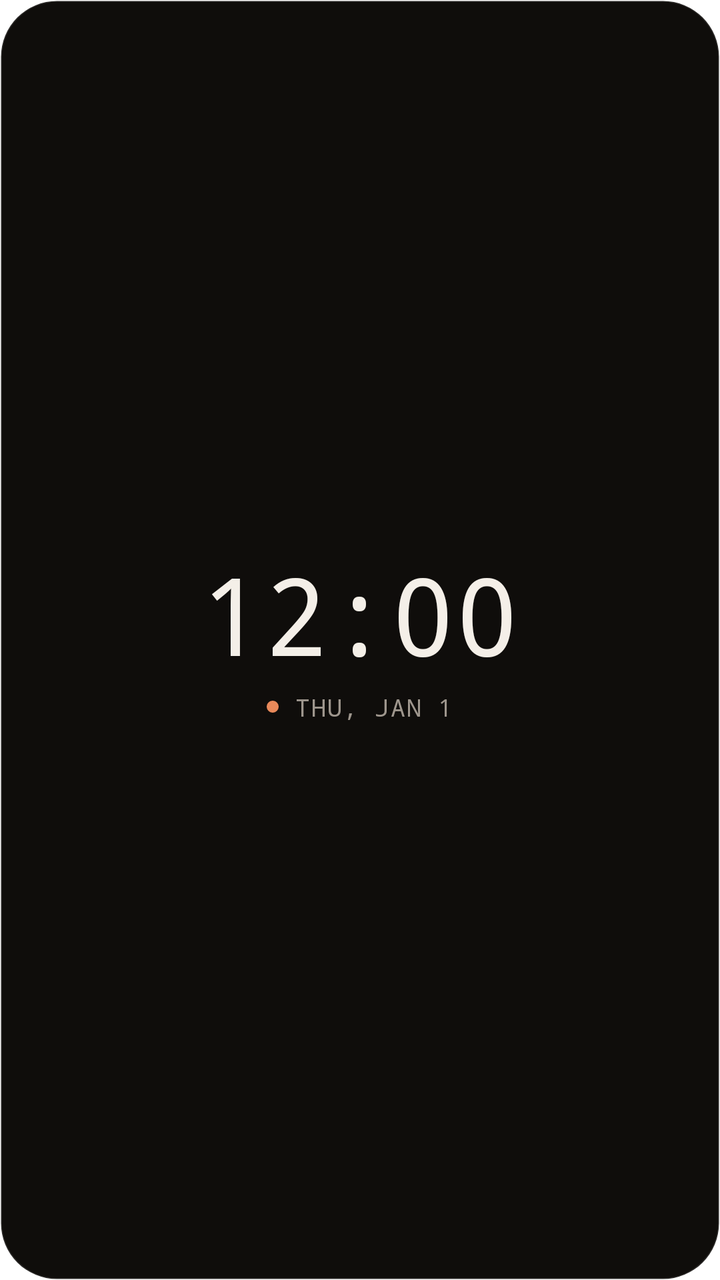
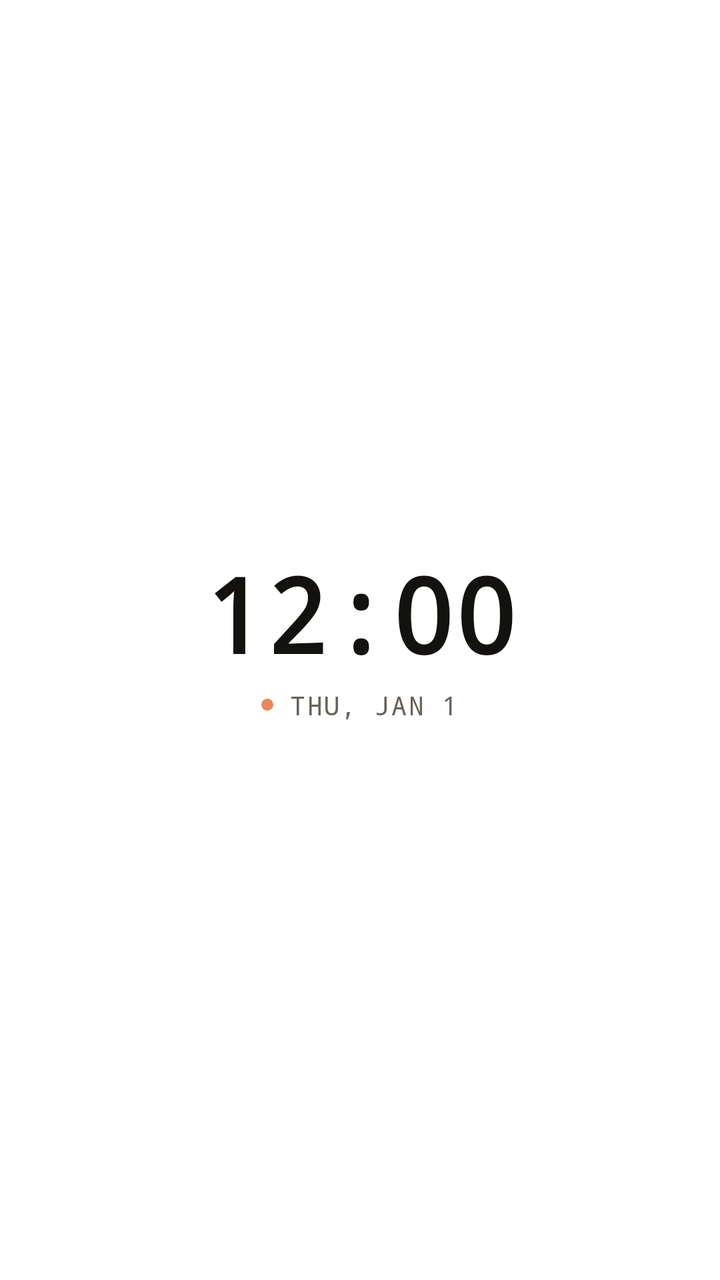

Screens rendered from an Android XML layout before and after an edit, with the pre-edit source and the edit as a unified diff.
<!-- AndroidManifest.xml: fallback theme Theme.MaterialComponents.DayNight.NoActionBar -->
<!-- res/layout/widget_clock_monolith_mono.xml -->
<?xml version="1.0" encoding="utf-8"?>
<LinearLayout xmlns:android="http://schemas.android.com/apk/res/android"
    android:id="@+id/widget_root"
    android:layout_width="match_parent"
    android:layout_height="match_parent"
    android:orientation="vertical"
    android:gravity="center"
    android:padding="20dp"
    android:background="@drawable/widget_background_dark">

    <TextClock
        android:id="@+id/clock_time"
        android:layout_width="wrap_content"
        android:layout_height="wrap_content"
        android:format12Hour="hh:mm"
        android:format24Hour="HH:mm"
        android:textSize="54sp"
        android:fontFamily="monospace"
        android:textColor="#F4EFE8"
        android:letterSpacing="-0.01"
        android:includeFontPadding="false" />

    <LinearLayout
        android:layout_width="wrap_content"
        android:layout_height="wrap_content"
        android:orientation="horizontal"
        android:gravity="center_vertical"
        android:layout_marginTop="4dp">

        <ImageView
            android:id="@+id/clock_dot"
            android:layout_width="6dp"
            android:layout_height="6dp"
            android:background="@drawable/widget_pill_accent"
            android:layout_marginEnd="8dp" />

        <TextClock
            android:id="@+id/clock_date"
            android:layout_width="wrap_content"
            android:layout_height="wrap_content"
            android:format12Hour="EEE, MMM d"
            android:format24Hour="EEE, d MMM"
            android:textSize="12sp"
            android:fontFamily="monospace"
            android:textColor="#9E968D"
            android:letterSpacing="0.05"
            android:textAllCaps="true" />
    </LinearLayout>
</LinearLayout>
<!-- resources referenced by this layout -->
<resources>
  <!-- drawable widget_background_dark (drawable) -->
  <?xml version="1.0" encoding="utf-8"?>
  <shape xmlns:android="http://schemas.android.com/apk/res/android"
      android:shape="rectangle">
      <solid android:color="#0F0D0B" />
      <corners android:radius="28dp" />
      <stroke android:width="1dp" android:color="#1FFFFFFF" />
  </shape>
  <!-- drawable widget_pill_accent (drawable) -->
  <?xml version="1.0" encoding="utf-8"?>
  <shape xmlns:android="http://schemas.android.com/apk/res/android"
      android:shape="rectangle">
      <solid android:color="#E8895A" />
      <corners android:radius="999dp" />
  </shape>
</resources>

<!-- the commit's change to res/layout/widget_clock_monolith_mono.xml (unified diff, before → after) -->
@@ -1,49 +1,59 @@
 <?xml version="1.0" encoding="utf-8"?>
-<LinearLayout xmlns:android="http://schemas.android.com/apk/res/android"
+<FrameLayout xmlns:android="http://schemas.android.com/apk/res/android"
     android:id="@+id/widget_root"
     android:layout_width="match_parent"
-    android:layout_height="match_parent"
-    android:orientation="vertical"
-    android:gravity="center"
-    android:padding="20dp"
-    android:background="@drawable/widget_background_dark">
+    android:layout_height="match_parent">
 
-    <TextClock
-        android:id="@+id/clock_time"
-        android:layout_width="wrap_content"
-        android:layout_height="wrap_content"
-        android:format12Hour="hh:mm"
-        android:format24Hour="HH:mm"
-        android:textSize="54sp"
-        android:fontFamily="monospace"
-        android:textColor="#F4EFE8"
-        android:letterSpacing="-0.01"
-        android:includeFontPadding="false" />
+    <ImageView
+        android:id="@+id/widget_bg"
+        android:layout_width="match_parent"
+        android:layout_height="match_parent"
+        android:scaleType="fitXY" />
 
     <LinearLayout
-        android:layout_width="wrap_content"
-        android:layout_height="wrap_content"
-        android:orientation="horizontal"
-        android:gravity="center_vertical"
-        android:layout_marginTop="4dp">
-
-        <ImageView
-            android:id="@+id/clock_dot"
-            android:layout_width="6dp"
-            android:layout_height="6dp"
-            android:background="@drawable/widget_pill_accent"
-            android:layout_marginEnd="8dp" />
+        android:layout_width="match_parent"
+        android:layout_height="match_parent"
+        android:orientation="vertical"
+        android:gravity="center"
+        android:padding="16dp">
 
         <TextClock
-            android:id="@+id/clock_date"
+            android:id="@+id/clock_time"
             android:layout_width="wrap_content"
             android:layout_height="wrap_content"
-            android:format12Hour="EEE, MMM d"
-            android:format24Hour="EEE, d MMM"
-            android:textSize="12sp"
+            android:format12Hour="hh:mm"
+            android:format24Hour="HH:mm"
+            android:textSize="52sp"
             android:fontFamily="monospace"
-            android:textColor="#9E968D"
-            android:letterSpacing="0.05"
-            android:textAllCaps="true" />
+            android:textStyle="bold"
+            android:textColor="#14120E"
+            android:includeFontPadding="false" />
+
+        <LinearLayout
+            android:layout_width="wrap_content"
+            android:layout_height="wrap_content"
+            android:orientation="horizontal"
+            android:gravity="center_vertical"
+            android:layout_marginTop="4dp">
+
+            <ImageView
+                android:id="@+id/clock_dot"
+                android:layout_width="6dp"
+                android:layout_height="6dp"
+                android:background="@drawable/widget_pill_accent"
+                android:layout_marginEnd="8dp" />
+
+            <TextClock
+                android:id="@+id/clock_date"
+                android:layout_width="wrap_content"
+                android:layout_height="wrap_content"
+                android:format12Hour="EEE, MMM d"
+                android:format24Hour="EEE, d MMM"
+                android:textSize="13sp"
+                android:fontFamily="monospace"
+                android:textColor="#68625B"
+                android:letterSpacing="0.06"
+                android:textAllCaps="true" />
+        </LinearLayout>
     </LinearLayout>
-</LinearLayout>
+</FrameLayout>
<!-- resource entries referenced after the edit -->
@@ -1,13 +1,5 @@
 <!-- resources referenced by this layout -->
 <resources>
-  <!-- drawable widget_background_dark (drawable) -->
-  <?xml version="1.0" encoding="utf-8"?>
-  <shape xmlns:android="http://schemas.android.com/apk/res/android"
-      android:shape="rectangle">
-      <solid android:color="#0F0D0B" />
-      <corners android:radius="28dp" />
-      <stroke android:width="1dp" android:color="#1FFFFFFF" />
-  </shape>
   <!-- drawable widget_pill_accent (drawable) -->
   <?xml version="1.0" encoding="utf-8"?>
   <shape xmlns:android="http://schemas.android.com/apk/res/android"
